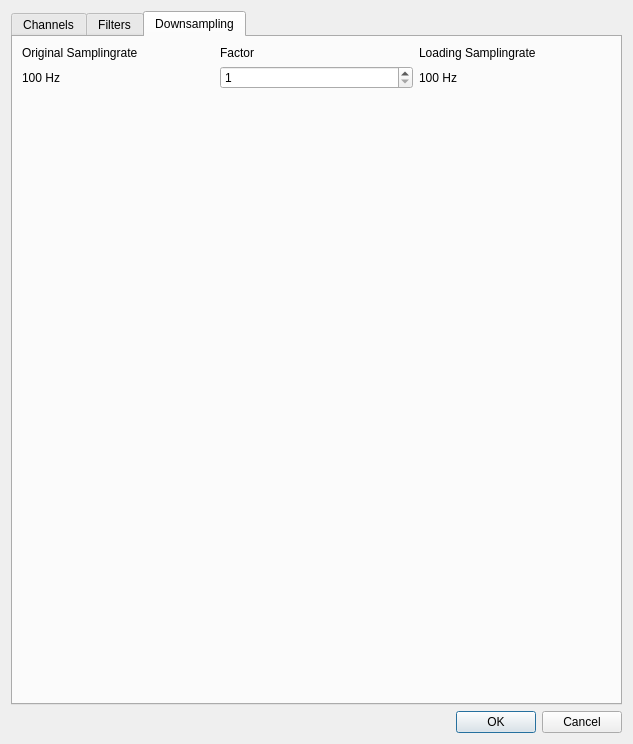
The window that src/gui_impl/dialogs/channel_dialog.ui (cbrnr/sigviewer) describes before a commit, drawn with Qt 5.
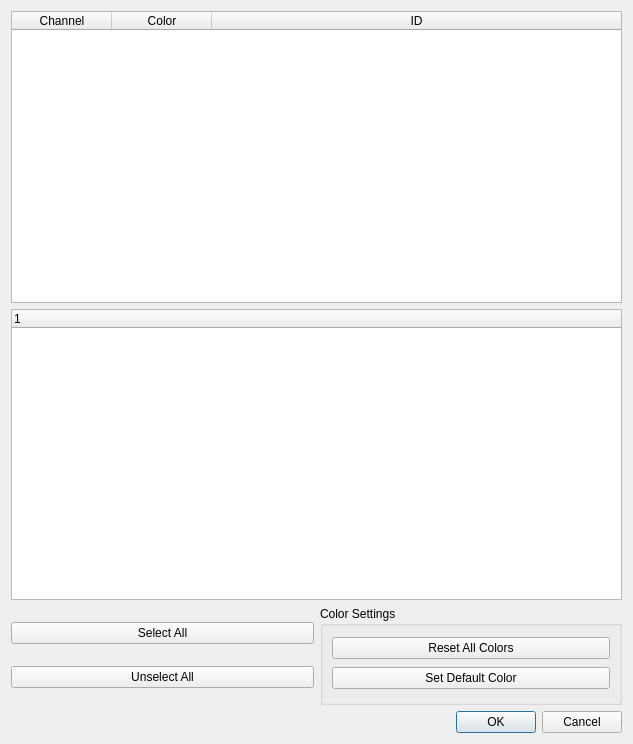
The same window after the commit. The open tabs and pages were chosen to show the change.

Commit message: Remove tab interface in Channel Selection dialog

```diff
--- a/src/gui_impl/dialogs/channel_dialog.ui
+++ b/src/gui_impl/dialogs/channel_dialog.ui
@@ -21,23 +21,10 @@
   </property>
   <layout class="QVBoxLayout" name="verticalLayout">
    <item>
-    <widget class="QTabWidget" name="tabs">
-     <property name="enabled">
-      <bool>true</bool>
-     </property>
-     <property name="currentIndex">
-      <number>0</number>
-     </property>
-     <widget class="QWidget" name="channels_tab">
-      <attribute name="title">
-       <string>Channels</string>
-      </attribute>
-      <layout class="QVBoxLayout" name="verticalLayout_4">
+    <layout class="QVBoxLayout" name="verticalLayout_5"/>
+   </item>
        <item>
         <widget class="QTableWidget" name="channel_table_">
-         <property name="frameShape">
-          <enum>QFrame::StyledPanel</enum>
-         </property>
          <property name="sizeAdjustPolicy">
           <enum>QAbstractScrollArea::AdjustIgnored</enum>
          </property>
@@ -59,9 +46,6 @@
          <property name="cornerButtonEnabled">
           <bool>false</bool>
          </property>
-         <attribute name="horizontalHeaderDefaultSectionSize">
-          <number>110</number>
-         </attribute>
          <attribute name="horizontalHeaderStretchLastSection">
           <bool>true</bool>
          </attribute>
@@ -160,134 +144,6 @@
          </item>
         </layout>
        </item>
-      </layout>
-     </widget>
-     <widget class="QWidget" name="filters_tab">
-      <property name="enabled">
-       <bool>false</bool>
-      </property>
-      <attribute name="title">
-       <string>Filters</string>
-      </attribute>
-      <layout class="QGridLayout" name="gridLayout_3">
-       <item row="0" column="1" rowspan="3">
-        <widget class="QListWidget" name="chosen_filter_list_">
-         <property name="editTriggers">
-          <set>QAbstractItemView::NoEditTriggers</set>
-         </property>
-         <property name="selectionMode">
-          <enum>QAbstractItemView::MultiSelection</enum>
-         </property>
-        </widget>
-       </item>
-       <item row="0" column="0">
-        <widget class="QPushButton" name="add_filter_button_">
-         <property name="text">
-          <string>Add Notch</string>
-         </property>
-        </widget>
-       </item>
-       <item row="2" column="0">
-        <spacer name="verticalSpacer_2">
-         <property name="orientation">
-          <enum>Qt::Vertical</enum>
-         </property>
-         <property name="sizeHint" stdset="0">
-          <size>
-           <width>20</width>
-           <height>40</height>
-          </size>
-         </property>
-        </spacer>
-       </item>
-       <item row="1" column="0">
-        <widget class="QPushButton" name="remove_filter_button_">
-         <property name="enabled">
-          <bool>false</bool>
-         </property>
-         <property name="text">
-          <string>Remove Filter</string>
-         </property>
-        </widget>
-       </item>
-      </layout>
-     </widget>
-     <widget class="QWidget" name="downsampling_tab">
-      <property name="enabled">
-       <bool>true</bool>
-      </property>
-      <attribute name="title">
-       <string>Downsampling</string>
-      </attribute>
-      <layout class="QGridLayout" name="gridLayout_2">
-       <item row="0" column="0">
-        <widget class="QLabel" name="label_2">
-         <property name="text">
-          <string>Original Samplingrate</string>
-         </property>
-         <property name="wordWrap">
-          <bool>true</bool>
-         </property>
-        </widget>
-       </item>
-       <item row="0" column="1">
-        <widget class="QLabel" name="label">
-         <property name="text">
-          <string>Factor</string>
-         </property>
-        </widget>
-       </item>
-       <item row="0" column="2">
-        <widget class="QLabel" name="label_3">
-         <property name="text">
-          <string>Loading Samplingrate</string>
-         </property>
-         <property name="wordWrap">
-          <bool>true</bool>
-         </property>
-        </widget>
-       </item>
-       <item row="1" column="0">
-        <widget class="QLabel" name="sr_file_label_">
-         <property name="frameShape">
-          <enum>QFrame::NoFrame</enum>
-         </property>
-         <property name="text">
-          <string>100 Hz</string>
-         </property>
-        </widget>
-       </item>
-       <item row="1" column="1">
-        <widget class="QSpinBox" name="downsample_factor_spinbox_">
-         <property name="minimum">
-          <number>1</number>
-         </property>
-        </widget>
-       </item>
-       <item row="1" column="2">
-        <widget class="QLabel" name="sr_load_label_">
-         <property name="text">
-          <string>100 Hz</string>
-         </property>
-        </widget>
-       </item>
-       <item row="2" column="1">
-        <spacer name="verticalSpacer">
-         <property name="orientation">
-          <enum>Qt::Vertical</enum>
-         </property>
-         <property name="sizeHint" stdset="0">
-          <size>
-           <width>20</width>
-           <height>40</height>
-          </size>
-         </property>
-        </spacer>
-       </item>
-      </layout>
-     </widget>
-    </widget>
-   </item>
    <item>
     <widget class="QDialogButtonBox" name="button_box_">
      <property name="orientation">
```
Left out of the diff: 8 changed lines with no effect on the pictures. Lines whose indentation alone changed are shown as unchanged. The commit also changes 3 other files.
